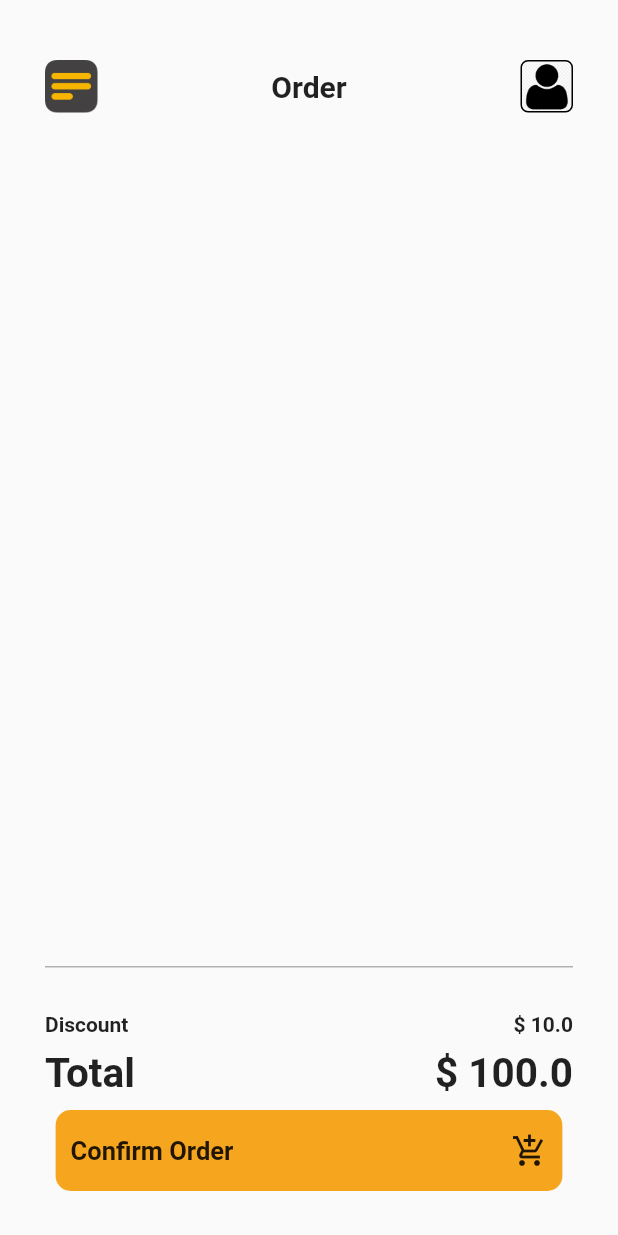
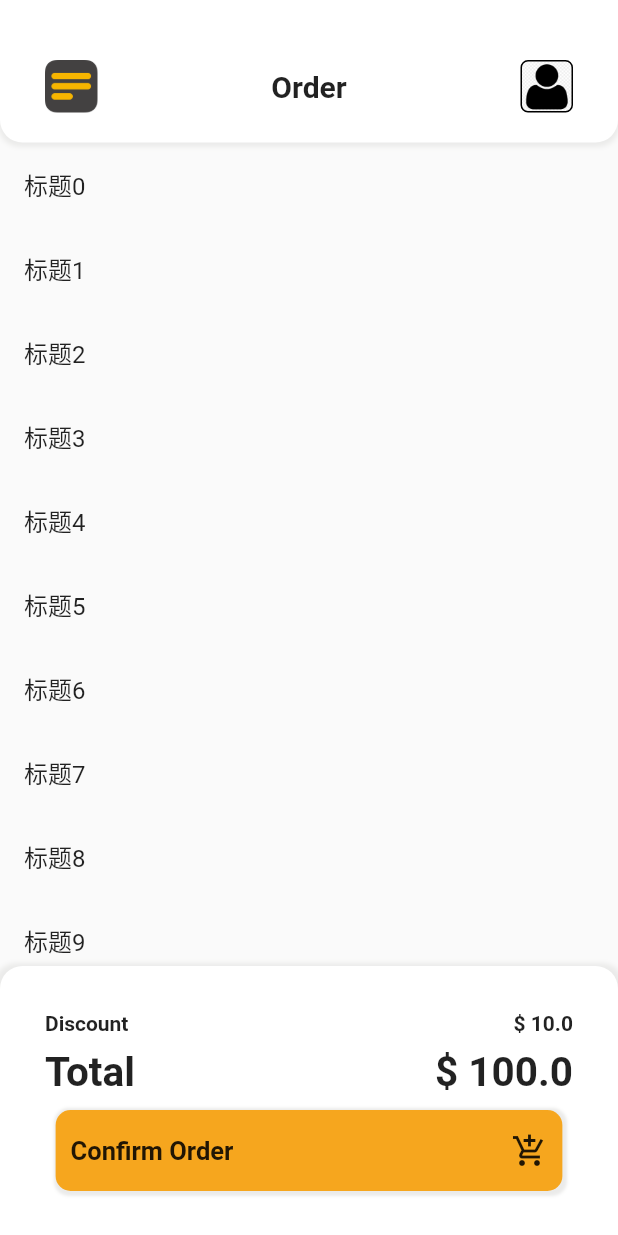
Before and after one commit to TingzhouJia/Chi_Food, a Flutter app: the screen it shows after launch, on a phone screen of 412 x 824 dp. Run offline on Flutter 3.47's test engine with Material 2 defaults, Android fonts, the phone set to English and light mode, and no system bars; our stand-ins replace built_value, firebase_auth, flutter_screenutil, flutter_swiper; missing offline and left inert: flutter_page_indicator; accounts and stored records are empty; generated files the repository leaves out were written again.

Commit message:
fix detail

```diff
--- a/lib/main.dart
+++ b/lib/main.dart
@@ -12,6 +12,8 @@ class MyApp extends StatelessWidget {
   Widget build(BuildContext context) {
     return MaterialApp(
       title: 'Flutter Demo',
+      debugShowCheckedModeBanner: false,
+
       theme: ThemeData(
         // This is the theme of your application.
         //
@@ -24,7 +26,7 @@ class MyApp extends StatelessWidget {
         // is not restarted.
         primaryColor:  Color(0xfff6a61e)
       ),
-      home: CustomDrawer(OrderPage()),
+      home: CustomDrawer(),
       routes: <String,WidgetBuilder>{
         '/HomePage':(BuildContext ctx)=>new HomePage()
       },
--- a/lib/ui/pages/order.dart
+++ b/lib/ui/pages/order.dart
@@ -1,7 +1,12 @@
+import 'package:chifood/ui/widgets/couponSliverOrderList.dart';
 import 'package:flutter/cupertino.dart';
 import 'package:flutter/material.dart';
 
 class OrderPage extends StatefulWidget {
+  final void Function() callback;
+
+  OrderPage(this.callback);
+
   @override
   _OrderPageState createState() => _OrderPageState();
 }
@@ -17,18 +22,32 @@ class _OrderPageState extends State<OrderPage> {
           height: MediaQuery.of(context).size.height,
           child: Stack(
             children: <Widget>[
-              Padding(
-                padding: EdgeInsets.symmetric(horizontal: 30.0,vertical: 40.0),
+              Column(
+                mainAxisSize: MainAxisSize.min,
+                children: <Widget>[
+                  Container(
+                    padding: EdgeInsets.only(left: 30.0,right:30,top: 40.0,bottom: 20),
+                    decoration: BoxDecoration(
+                        color: Colors.white,
+                        boxShadow: [
+                          BoxShadow(color: Color(0xffebebea),blurRadius: 2.0,spreadRadius: 1.0,offset: Offset(0,2.0))
+                        ],
+                        //border: Border(bottom: BorderSide(color: Color(0xffb0b1b0)))
+                        borderRadius: BorderRadius.only(bottomLeft: Radius.circular(15.0),bottomRight: Radius.circular(15.0))
+                    ),
                     child: Row(
                       mainAxisAlignment: MainAxisAlignment.spaceBetween,
                       children: <Widget>[
-                    Container(
+                        GestureDetector(
+                          onTap:(){widget.callback();},
+                          child: Container(
                               width: 35.0,
                               height: 35.0,
                               decoration: BoxDecoration(
                                   borderRadius: BorderRadius.all(Radius.circular(5.0)),
                                   image: DecorationImage(image: AssetImage('assets/icon/menu.png',),fit: BoxFit.cover)
                               )
+                          ),
                         ),
                         Text('Order',style: TextStyle(fontWeight: FontWeight.bold,fontSize: 20.0),),
                         Container(
@@ -43,6 +62,17 @@ class _OrderPageState extends State<OrderPage> {
                       ],
                     ),
                   ),
+                  Expanded(
+                    child: ListView.builder(
+                      itemBuilder: (BuildContext context, int index) {
+                        return ListTile(title:Text( "标题$index"),);
+                      },
+                      itemCount: 50,
+                    ),
+                  ),
+                ],
+              ),
+
 
               Positioned(
                 bottom: 0,
@@ -50,10 +80,14 @@ class _OrderPageState extends State<OrderPage> {
                 right: 0,
                 child: Container(
                   height: 180,
-                  margin: EdgeInsets.symmetric(horizontal: 30.0),
-                  padding: EdgeInsets.symmetric(vertical: 30.0),
+                  padding: EdgeInsets.symmetric(vertical: 30.0,horizontal: 30.0),
                   decoration: BoxDecoration(
-                    border: Border(top: BorderSide(color: Color(0xffb0b1b0)))
+                    color: Colors.white,
+                    borderRadius: BorderRadius.only(topRight: Radius.circular(15.0),topLeft:Radius.circular(15.0)),
+                    boxShadow: [
+                      BoxShadow(color: Color(0xffebebea),blurRadius: 2.0,spreadRadius: 4.0,offset: Offset(0,2.0))
+                    ]
+                    //border: Border(top: BorderSide(color: Color(0xffb0b1b0)))
                   ),
                   child: Column(
                     mainAxisAlignment: MainAxisAlignment.spaceBetween,
@@ -81,7 +115,12 @@ class _OrderPageState extends State<OrderPage> {
                             padding:EdgeInsets.symmetric(horizontal: 10.0,vertical: 15.0),
                             decoration: BoxDecoration(
                                 color: Theme.of(context).primaryColor,
-                                borderRadius: BorderRadius.all(Radius.circular(10.0))
+                                borderRadius: BorderRadius.all(Radius.circular(10.0)),
+                              boxShadow: [
+                                BoxShadow(
+                                    color: Color(0xffebebea),blurRadius: 1.0,spreadRadius: 2.0,offset: Offset(1.0,1.0)
+                                )
+                              ]
                             ),
                             child: Row(
                               mainAxisAlignment: MainAxisAlignment.spaceBetween,
@@ -96,7 +135,8 @@ class _OrderPageState extends State<OrderPage> {
                     ],
                   ),
                 ),
-              )
+              ),
+
             ],
           ),
         ),
--- a/lib/ui/widgets/customDrawer.dart
+++ b/lib/ui/widgets/customDrawer.dart
@@ -1,12 +1,13 @@
 
 
+import 'package:chifood/ui/pages/order.dart';
 import 'package:flutter/cupertino.dart';
 import 'package:flutter/material.dart';
 
 class CustomDrawer extends StatefulWidget {
-  final Widget child;
 
-  CustomDrawer(this.child);
+
+
 
   @override
   _CustomDrawerState createState() => _CustomDrawerState();
@@ -62,6 +63,7 @@ class _CustomDrawerState extends State<CustomDrawer> with SingleTickerProviderSt
       open();
     }
   }
+
   @override
   Widget build(BuildContext context) {
     var yellow=Container(color: Colors.blue,);
@@ -87,7 +89,7 @@ class _CustomDrawerState extends State<CustomDrawer> with SingleTickerProviderSt
                 alignment: Alignment.centerLeft,
                 child: GestureDetector(
                   onTap: _animationController.isCompleted ? close : null,
-                  child: widget.child,
+                  child: OrderPage(open),
                 ),
 
 
```
Also changed, not shown: lib/ui/widgets/couponSliverOrderList.dart (added, +51 -0 lines). Lines whose indentation alone changed are shown as unchanged.
